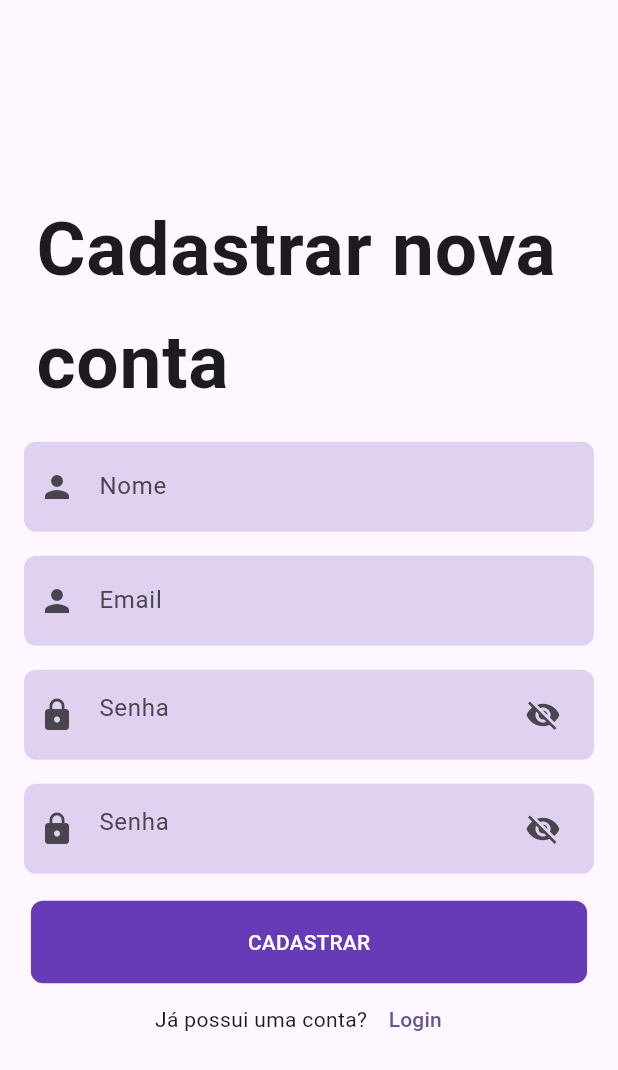
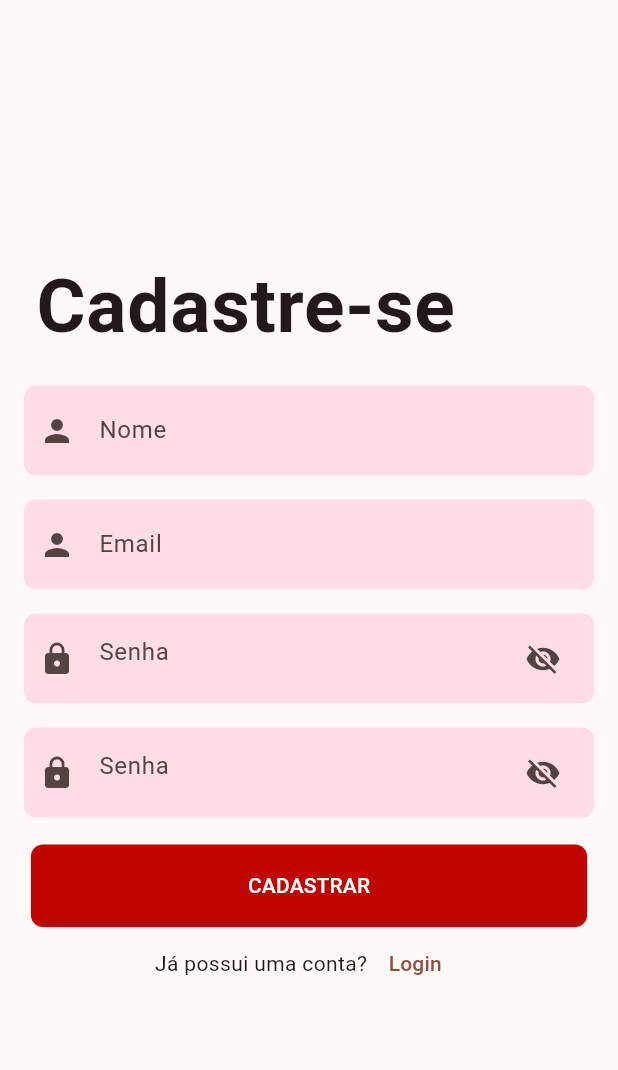
Before and after one commit to kvitorr/projeto_dispositivos, a Flutter app: the screen it shows after launch, after a tap on "CADASTRAR", on a phone screen of 412 x 824 dp. Shown: the top 1070 px of the screen. Run offline on Flutter 3.47's test engine with Material 3 defaults, Android fonts, the phone set to English and light mode, and no system bars; our stand-ins replace sqflite; accounts and stored records are empty.

Commit message:
atualizando cores/botao sair

```diff
--- a/lib/main.dart
+++ b/lib/main.dart
@@ -15,7 +15,7 @@ class MyApp extends StatelessWidget {
     return MaterialApp(
       title: 'Flutter Demo',
       theme: ThemeData(
-        colorScheme: ColorScheme.fromSeed(seedColor: Colors.deepPurple),
+        colorScheme: ColorScheme.fromSeed(seedColor: Color(0xFFBF0603)),
         useMaterial3: true,
       ),
       home: LoginScreen(),
--- a/lib/pages/login_page.dart
+++ b/lib/pages/login_page.dart
@@ -65,7 +65,7 @@ class _LoginScreenState extends State<LoginScreen> {
 
                   //Before we show the image, after we copied the image we need to define the location in pubspec.yaml
                   Image.asset(
-                    "lib/assets/login.png",
+                    "lib/assets/snacks.png",
                     width: 210,
                   ),
                   const SizedBox(height: 15),
@@ -75,7 +75,7 @@ class _LoginScreenState extends State<LoginScreen> {
                         const EdgeInsets.symmetric(horizontal: 10, vertical: 6),
                     decoration: BoxDecoration(
                         borderRadius: BorderRadius.circular(8),
-                        color: Colors.deepPurple.withOpacity(.2)),
+                        color: Color.fromARGB(255, 255, 221, 228)),
                     child: TextFormField(
                       controller: username,
                       validator: (value) {
@@ -99,7 +99,7 @@ class _LoginScreenState extends State<LoginScreen> {
                         const EdgeInsets.symmetric(horizontal: 10, vertical: 6),
                     decoration: BoxDecoration(
                         borderRadius: BorderRadius.circular(8),
-                        color: Colors.deepPurple.withOpacity(.2)),
+                        color: Color.fromARGB(255, 255, 221, 228)),
                     child: TextFormField(
                       controller: password,
                       validator: (value) {
@@ -134,7 +134,7 @@ class _LoginScreenState extends State<LoginScreen> {
                     width: MediaQuery.of(context).size.width * .9,
                     decoration: BoxDecoration(
                         borderRadius: BorderRadius.circular(8),
-                        color: Colors.deepPurple),
+                        color: Color(0xFFBF0603)),
                     child: TextButton(
                         onPressed: () {
                           if (formKey.currentState!.validate()) {
--- a/lib/pages/order_history.dart
+++ b/lib/pages/order_history.dart
@@ -13,7 +13,8 @@ class OrderHistoryPage extends StatelessWidget {
   Widget build(BuildContext context) {
     return Scaffold(
       appBar: AppBar(
-        title: Text('Histórico de Pedidos'),
+        title: Text('Meus Pedidos'),
+        automaticallyImplyLeading: false,
       ),
       body: FutureBuilder<List<Order>>(
         future: _databaseService.getOrdersByUser(email), // Buscar pedidos do usuário
--- a/lib/pages/signup_page.dart
+++ b/lib/pages/signup_page.dart
@@ -39,7 +39,7 @@ class _SignUpState extends State<SignUp> {
 
                   const ListTile(
                     title: Text(
-                      "Cadastrar nova conta",
+                      "Cadastre-se",
                       style:
                           TextStyle(fontSize: 50, fontWeight: FontWeight.bold),
                     ),
@@ -53,7 +53,7 @@ class _SignUpState extends State<SignUp> {
                         const EdgeInsets.symmetric(horizontal: 10, vertical: 6),
                     decoration: BoxDecoration(
                         borderRadius: BorderRadius.circular(8),
-                        color: Colors.deepPurple.withOpacity(.2)),
+                        color: Color.fromARGB(255, 255, 221, 228)),
                     child: TextFormField(
                       controller: username,
                       validator: (value) {
@@ -77,7 +77,7 @@ class _SignUpState extends State<SignUp> {
                         const EdgeInsets.symmetric(horizontal: 10, vertical: 6),
                     decoration: BoxDecoration(
                         borderRadius: BorderRadius.circular(8),
-                        color: Colors.deepPurple.withOpacity(.2)),
+                        color: Color.fromARGB(255, 255, 221, 228)),
                     child: TextFormField(
                       controller: email,
                       validator: (value) {
@@ -102,7 +102,7 @@ class _SignUpState extends State<SignUp> {
                         const EdgeInsets.symmetric(horizontal: 10, vertical: 6),
                     decoration: BoxDecoration(
                         borderRadius: BorderRadius.circular(8),
-                        color: Colors.deepPurple.withOpacity(.2)),
+                        color: Color.fromARGB(255, 255, 221, 228)),
                     child: TextFormField(
                       controller: password,
                       validator: (value) {
@@ -138,7 +138,7 @@ class _SignUpState extends State<SignUp> {
                         const EdgeInsets.symmetric(horizontal: 10, vertical: 6),
                     decoration: BoxDecoration(
                         borderRadius: BorderRadius.circular(8),
-                        color: Colors.deepPurple.withOpacity(.2)),
+                        color: Color.fromARGB(255, 255, 221, 228)),
                     child: TextFormField(
                       controller: confirmPassword,
                       validator: (value) {
@@ -175,7 +175,7 @@ class _SignUpState extends State<SignUp> {
                     width: MediaQuery.of(context).size.width * .9,
                     decoration: BoxDecoration(
                         borderRadius: BorderRadius.circular(8),
-                        color: Colors.deepPurple),
+                        color: Color(0xFFBF0603)),
                     child: TextButton(
                         onPressed: () {
                           if (formKey.currentState!.validate()) {
```
Also changed, not shown: lib/pages/cart_page.dart (+12 -4 lines), lib/pages/home_page.dart (+13 -5 lines), lib/pages/product_list.dart (+27 -10 lines), lib/pages/profile_page.dart (+35 -7 lines), lib/assets/snacks.png (added).
